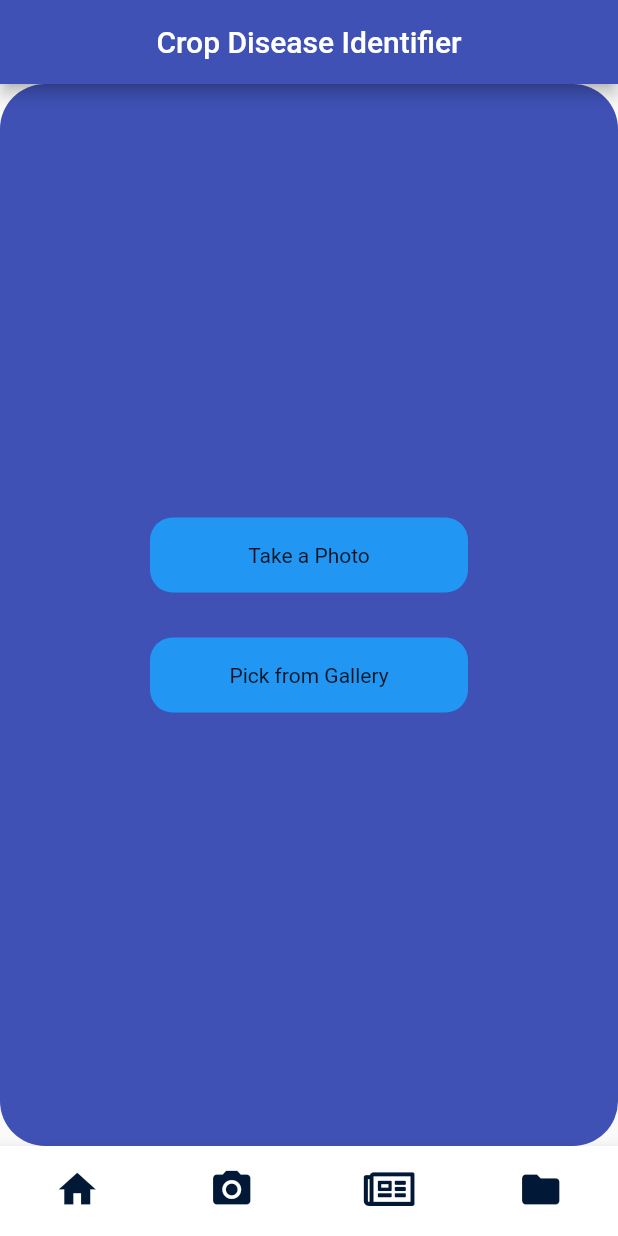
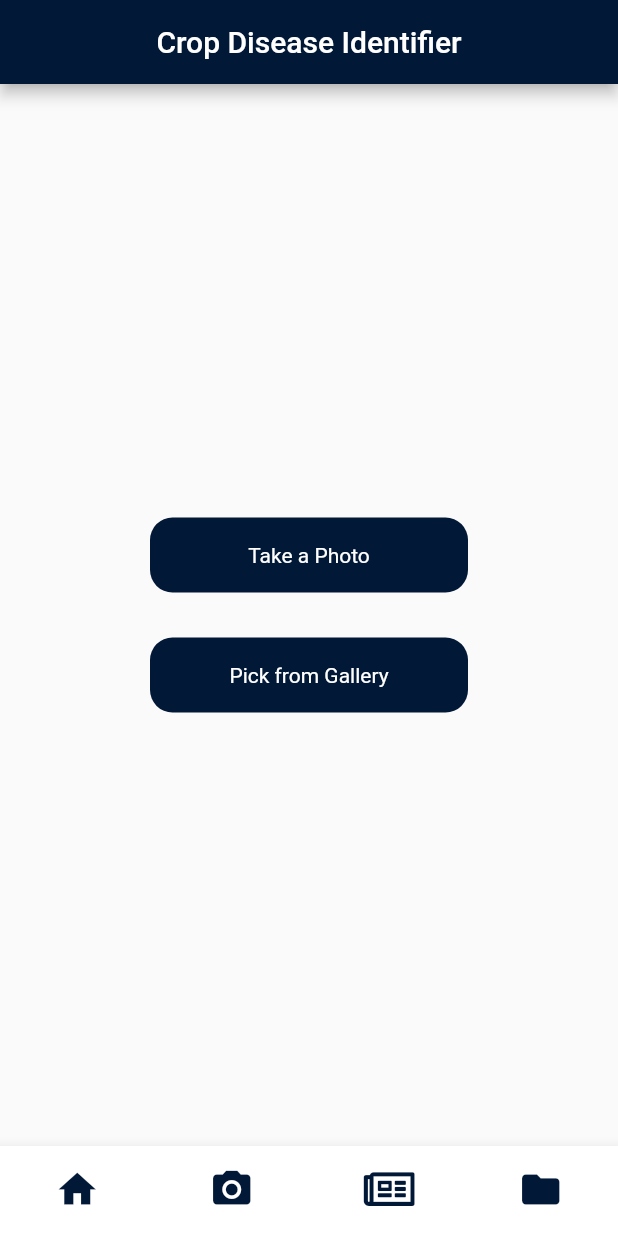
Before and after one commit to DhrupamP/Dot-Slash, a Flutter app: the screen it shows after launch, item 2 of the bottom bar chosen, on a phone screen of 412 x 824 dp. Run offline on Flutter 3.47's test engine with Material 2 defaults, Android fonts, the phone set to English and light mode, and no system bars; our stand-ins replace flutter_local_notifications, font_awesome_flutter, image_picker, shared_preferences, weather; missing offline and left inert: newsapi, tflite.

Commit message:
update disease page

```diff
--- a/lib/pages/disease.dart
+++ b/lib/pages/disease.dart
@@ -32,6 +32,7 @@ class _DiseasePageState extends State<DiseasePage> {
       _output = output!;
       _loading = false;
     });
+    print(_output[0]["index"].runtimeType);
   }
 
   pickImage() async {
@@ -58,6 +59,27 @@ class _DiseasePageState extends State<DiseasePage> {
     classifyImage(_image);
   }
 
+  Color colordecider(int idx) {
+    if (idx == 4) {
+      return Colors.black;
+    }
+    if (idx == 4 ||
+        idx == 6 ||
+        idx == 7 ||
+        idx == 11 ||
+        idx == 15 ||
+        idx == 19 ||
+        idx == 21 ||
+        idx == 23 ||
+        idx == 25 ||
+        idx == 26 ||
+        idx == 28 ||
+        idx == 32) {
+      return Colors.green;
+    }
+    return Colors.red;
+  }
+
   @override
   void initState() {
     super.initState();
@@ -77,7 +99,7 @@ class _DiseasePageState extends State<DiseasePage> {
   Widget build(BuildContext context) {
     return Scaffold(
         appBar: AppBar(
-          backgroundColor: Colors.indigo,
+          backgroundColor: Color(0xff021837),
           centerTitle: true,
           title: Text('Crop Disease Identifier'),
         ),
@@ -85,8 +107,6 @@ class _DiseasePageState extends State<DiseasePage> {
           child: Container(
             alignment: Alignment.center,
             padding: EdgeInsets.all(30),
-            decoration: BoxDecoration(
-                color: Colors.indigo, borderRadius: BorderRadius.circular(30)),
             child: Column(
               mainAxisAlignment: MainAxisAlignment.center,
               children: [
@@ -99,17 +119,28 @@ class _DiseasePageState extends State<DiseasePage> {
                               children: [
                                 Container(
                                   height:
-                                      MediaQuery.of(context).size.width * 0.5,
+                                      MediaQuery.of(context).size.width * 0.75,
                                   width:
-                                      MediaQuery.of(context).size.width * 0.5,
+                                      MediaQuery.of(context).size.width * 0.75,
                                   child: ClipRRect(
                                     borderRadius: BorderRadius.circular(30),
                                     child: Image.file(_image, fit: BoxFit.fill),
                                   ),
                                 ),
+                                SizedBox(
+                                  height: 20,
+                                ),
                                 _output != null
                                     ? Text(
-                                        "This Crop is ${_output[0]["label"]}")
+                                        "This Crop is ${_output[0]["label"]}",
+                                        textAlign: TextAlign.center,
+                                        softWrap: true,
+                                        style: TextStyle(
+                                          fontSize: 20,
+                                          color:
+                                              colordecider(_output[0]["index"]),
+                                        ),
+                                      )
                                     : Container(),
                                 Divider(
                                   height: 25,
@@ -131,9 +162,12 @@ class _DiseasePageState extends State<DiseasePage> {
                           padding: EdgeInsets.symmetric(
                               horizontal: 24, vertical: 17),
                           decoration: BoxDecoration(
-                              color: Colors.blue,
+                              color: Color(0xff021837),
                               borderRadius: BorderRadius.circular(15)),
-                          child: Text("Take a Photo"),
+                          child: Text(
+                            "Take a Photo",
+                            style: TextStyle(color: Colors.white),
+                          ),
                         ),
                       ),
                       SizedBox(
@@ -147,9 +181,12 @@ class _DiseasePageState extends State<DiseasePage> {
                           padding: EdgeInsets.symmetric(
                               horizontal: 24, vertical: 17),
                           decoration: BoxDecoration(
-                              color: Colors.blue,
+                              color: Color(0xff021837),
                               borderRadius: BorderRadius.circular(15)),
-                          child: Text("Pick from Gallery"),
+                          child: Text(
+                            "Pick from Gallery",
+                            style: TextStyle(color: Colors.white),
+                          ),
                         ),
                       ),
                     ],
```
Also changed, not shown: lib/pages/homepage.dart (+8 -2 lines).
